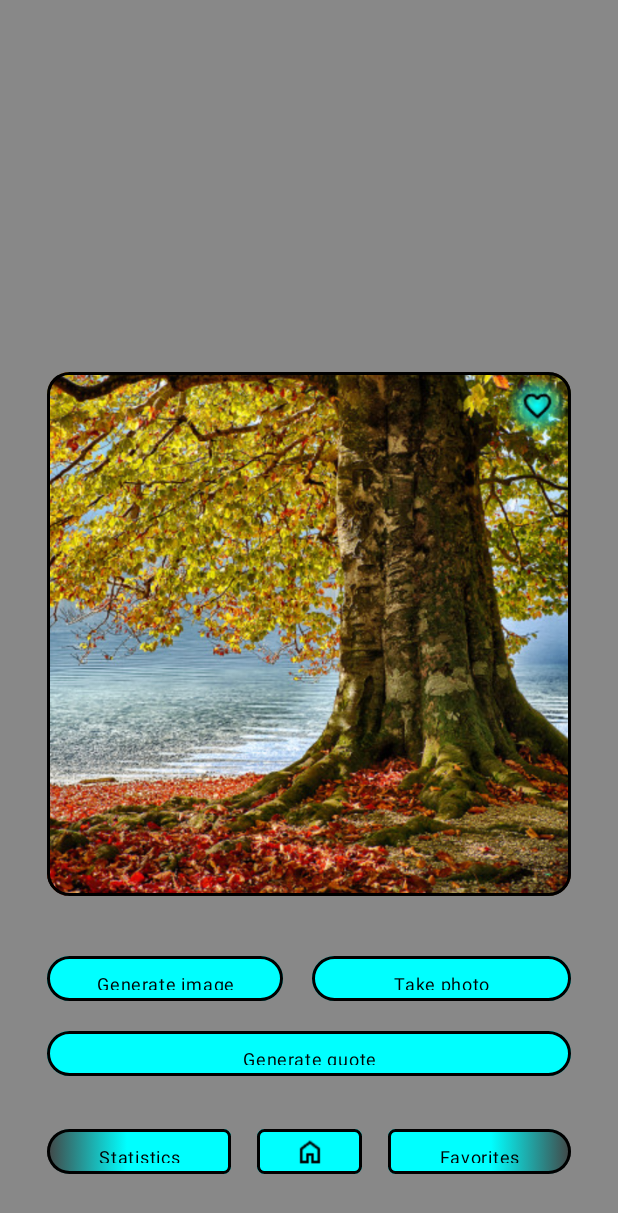
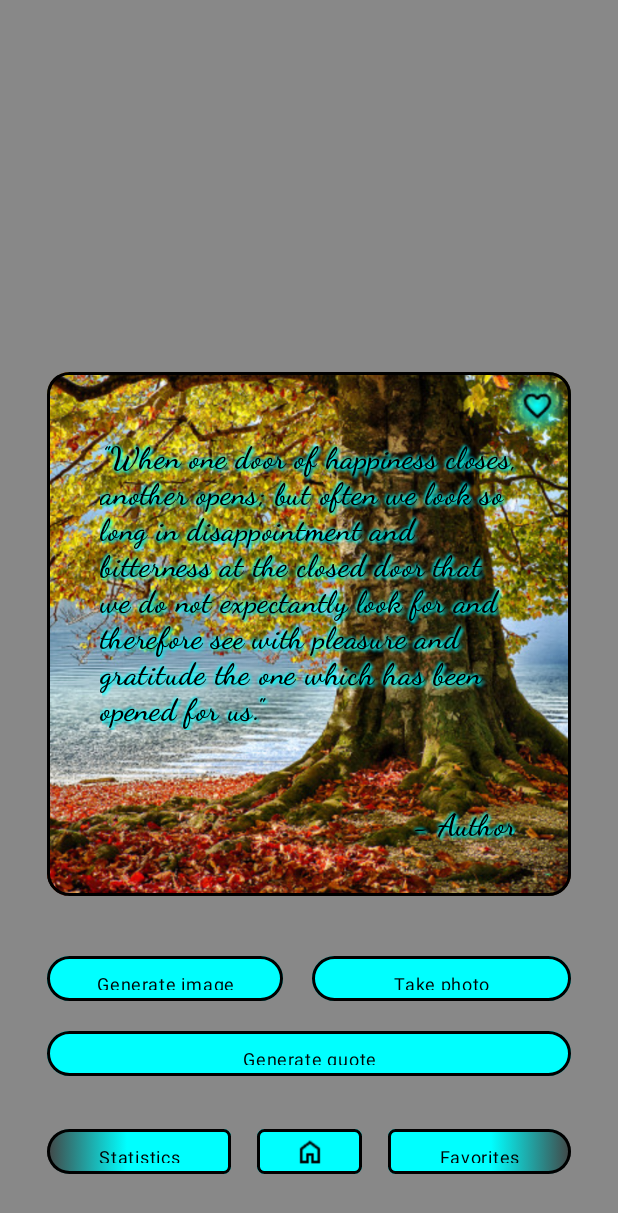
Before and after one commit to simonslovak/Quotivated-JetpackCompose, an Android app built with Jetpack Compose: the screen it shows after launch (MainActivity), on a phone screen of 412 x 824 dp. Shown: the top 1213 px of the screen. Run offline under Robolectric (Android 15) with nearby library versions, the phone set to English and light mode, and no system bars.

Commit message:
image text with shadow effect

```diff
--- a/app/src/main/java/com/utb/quotivated/MainActivity.kt
+++ b/app/src/main/java/com/utb/quotivated/MainActivity.kt
@@ -6,6 +6,7 @@ import androidx.activity.compose.setContent
 import androidx.compose.foundation.Image
 import androidx.compose.foundation.background
 import androidx.compose.foundation.border
+import androidx.compose.foundation.clickable
 import androidx.compose.foundation.layout.Arrangement
 import androidx.compose.foundation.layout.Box
 import androidx.compose.foundation.layout.Column
@@ -19,18 +20,22 @@ import androidx.compose.foundation.layout.height
 import androidx.compose.foundation.layout.offset
 import androidx.compose.foundation.layout.padding
 import androidx.compose.foundation.layout.size
+import androidx.compose.foundation.layout.wrapContentSize
 import androidx.compose.foundation.shape.RoundedCornerShape
 import androidx.compose.material3.Icon
+import androidx.compose.material3.MaterialTheme
 import androidx.compose.material3.Surface
 import androidx.compose.material3.Text
 import androidx.compose.runtime.Composable
 import androidx.compose.ui.Alignment
 import androidx.compose.ui.Modifier
+import androidx.compose.ui.draw.blur
 import androidx.compose.ui.draw.clip
 import androidx.compose.ui.draw.drawBehind
 import androidx.compose.ui.draw.drawWithContent
 import androidx.compose.ui.draw.rotate
 import androidx.compose.ui.draw.scale
+import androidx.compose.ui.draw.shadow
 import androidx.compose.ui.geometry.CornerRadius
 import androidx.compose.ui.geometry.Offset
 import androidx.compose.ui.graphics.BlendMode
@@ -42,6 +47,10 @@ import androidx.compose.ui.graphics.TransformOrigin
 import androidx.compose.ui.graphics.drawscope.rotate
 import androidx.compose.ui.graphics.graphicsLayer
 import androidx.compose.ui.res.painterResource
+import androidx.compose.ui.text.font.Font
+import androidx.compose.ui.text.font.FontFamily
+import androidx.compose.ui.text.font.FontStyle
+import androidx.compose.ui.text.font.FontWeight
 import androidx.compose.ui.text.style.TextAlign
 import androidx.compose.ui.tooling.preview.Preview
 import androidx.compose.ui.unit.dp
@@ -85,7 +94,8 @@ fun RoundedBox(boxModifier: Modifier) {
         Image(
             painter = painterResource(id = R.drawable.home),
             contentDescription = "Home Icon",
-            modifier = Modifier.size(20.dp)
+            modifier = Modifier
+                .size(20.dp)
         )
     }
 }
@@ -121,6 +131,7 @@ fun CustomNavButton(
                     endX = 80f
                 )
             )
+            .clickable { }
     ) {
         Text(
             text = text,
@@ -146,6 +157,7 @@ fun CustomBaseButton(text: String, maxWidth: Float) {
             .border(1.5.dp, Color.Black, shape = RoundedCornerShape(20.dp, 20.dp, 20.dp, 20.dp))
             .clip(RoundedCornerShape(15.dp))
             .background(color = Color.Cyan)
+            .clickable { }
     ) {
         Text(
             text = text,
@@ -156,6 +168,41 @@ fun CustomBaseButton(text: String, maxWidth: Float) {
             fontSize = 12.sp
         )
     }
+}
+
+@Composable
+fun TextWithShadow(text: String) {
+    Text(
+        text = text,
+        color = Color.Cyan,
+        fontSize = 20.sp,
+        fontWeight = FontWeight.Bold,
+        fontFamily = FontFamily.Cursive,
+        modifier = Modifier
+            .wrapContentSize()
+            .offset((-0.5).dp, (-0.5).dp)
+            .blur(1.5.dp)
+    )
+    Text(
+        text = text,
+        color = Color.Cyan,
+        fontSize = 20.sp,
+        fontWeight = FontWeight.Bold,
+        fontFamily = FontFamily.Cursive,
+        modifier = Modifier
+            .wrapContentSize()
+            .offset(1.5.dp, 1.5.dp)
+            .blur(1.5.dp)
+    )
+    Text(
+        text = text,
+        color = Color.Black,
+        fontSize = 20.sp,
+        fontWeight = FontWeight.Bold,
+        fontFamily = FontFamily.Cursive,
+        modifier = Modifier
+            .wrapContentSize()
+    )
 }
 
 @Composable
@@ -185,28 +232,38 @@ fun MainScreen(navController: NavHostController) {
                             .aspectRatio(1f)
                     ) {
                         Column(
-                            modifier = Modifier.fillMaxSize()
+                            modifier = Modifier
+                                .fillMaxSize()
                         ) {
                             Box(
-                                modifier = Modifier.fillMaxSize()
+                                modifier = Modifier
+                                    .fillMaxSize()
                             ) {
                                 Box(
-                                    modifier = Modifier.fillMaxSize()
+                                    modifier = Modifier
+                                        .fillMaxSize()
                                 ) {
                                     Image(
                                         painter = painterResource(id = R.drawable.tree),
-                                        contentDescription = "Earth",
+                                        contentDescription = "Tree",
                                         modifier = Modifier
                                             .fillMaxSize()
-                                            .border(1.5.dp, Color.Black, shape = RoundedCornerShape(15.dp))
+                                            .border(
+                                                1.5.dp,
+                                                Color.Black,
+                                                shape = RoundedCornerShape(15.dp)
+                                            )
                                             .clip(RoundedCornerShape(15.dp))
                                     )
-
                                     Box(
                                         modifier = Modifier
                                             .size(45.dp)
                                             .align(Alignment.TopEnd)
-                                            .border(1.5.dp, Color.Transparent, shape = RoundedCornerShape(20.dp))
+                                            .border(
+                                                1.5.dp,
+                                                Color.Transparent,
+                                                shape = RoundedCornerShape(20.dp)
+                                            )
                                             .clip(RoundedCornerShape(20.dp))
                                             .padding(2.5.dp)
                                             .drawBehind {
@@ -218,16 +275,51 @@ fun MainScreen(navController: NavHostController) {
                                                 drawRoundRect(
                                                     brush = gradient,
                                                     size = size.copy(height = size.height),
-                                                    )
+                                                )
                                             },
                                         contentAlignment = Alignment.Center
                                     ) {
                                         Image(
                                             painter = painterResource(id = R.drawable.favorite),
                                             contentDescription = "Star Icon",
-                                            modifier = Modifier.size(22.dp),
+                                            modifier = Modifier
+                                                .size(22.dp)
+                                                .clickable { /* Handle click event if needed */ },
                                             colorFilter = ColorFilter.tint(Color.Black)
                                         )
+                                    }
+
+                                    Box(
+                                        modifier = Modifier
+                                            .fillMaxSize()
+                                            .padding(35.dp, 45.dp, 35.dp, 35.dp)
+                                            .background(
+                                                brush = Brush.radialGradient(
+                                                    colors = listOf(Color.Cyan, Color.Transparent),
+                                                    radius = 0.5f
+                                                )
+                                            )
+                                            .clip(RoundedCornerShape(15.dp))
+                                            .clickable { /* Handle click event if needed */ },
+                                        contentAlignment = Alignment.TopCenter
+                                    ) {
+                                        TextWithShadow("\"When one door of happiness closes, another opens; but often we look so long in disappointment and bitterness at the closed door that we do not expectantly look for and therefore see with pleasure and gratitude the one which has been opened for us.\"")
+                                    }
+                                    Box(
+                                        modifier = Modifier
+                                            .fillMaxSize()
+                                            .padding(35.dp)
+                                            .background(
+                                                brush = Brush.radialGradient(
+                                                    colors = listOf(Color.Cyan, Color.Transparent),
+                                                    radius = 0.5f
+                                                )
+                                            )
+                                            .clip(RoundedCornerShape(15.dp))
+                                            .clickable { /* Handle click event if needed */ },
+                                        contentAlignment = Alignment.BottomEnd
+                                    ) {
+                                        TextWithShadow("- Author")
                                     }
                                 }
                             }
```
